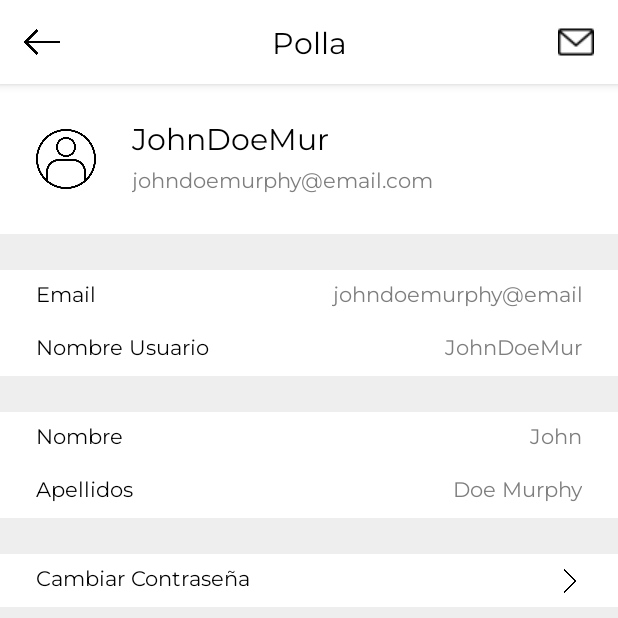
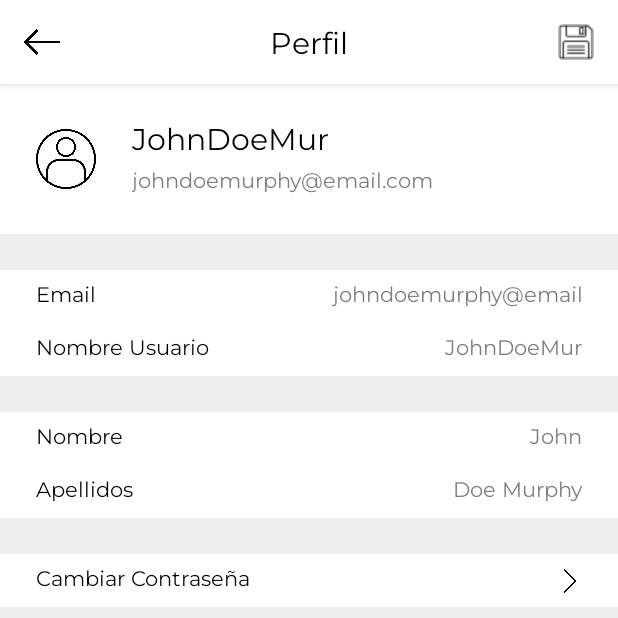
Before and after one commit to Rodaja/Gardenia-Android, an Android app: the Profile screen opened directly, with no data from a screen before it, on a phone screen of 412 x 824 dp, the top half of it. Run offline under Robolectric (Android 15) with nearby library versions, the phone set to English and light mode, and no system bars.

Commit message:
Menu actualizado

```diff
--- a/app/src/main/java/com/rodaja/gardenia/view/Profile.java
+++ b/app/src/main/java/com/rodaja/gardenia/view/Profile.java
@@ -6,15 +6,23 @@ import androidx.constraintlayout.widget.ConstraintLayout;
 
 import android.content.Context;
 import android.content.DialogInterface;
+import android.graphics.drawable.Icon;
 import android.os.Bundle;
 import android.util.Log;
 import android.view.View;
+import android.widget.ImageView;
 import android.widget.TextView;
 
 import com.google.android.material.dialog.MaterialAlertDialogBuilder;
 import com.rodaja.gardenia.R;
+import com.rodaja.gardenia.view.multimedia.Image;
 
 public class Profile extends AppCompatActivity {
+
+    //Atributos Menu
+    private TextView tvTitulo;
+    private ImageView ivMenuIconLeft;
+    private ImageView ivMenuIconRight;
 
     private ConstraintLayout constLCerrarSesionEditable;
     private Context context;
@@ -67,7 +75,11 @@ public class Profile extends AppCompatActivity {
         getSupportActionBar().setDisplayOptions(ActionBar.DISPLAY_SHOW_CUSTOM);
         getSupportActionBar().setCustomView(R.layout.menu);
 
-        TextView t = findViewById(R.id.mytext);
-        t.setText("Polla");
+        tvTitulo  = findViewById(R.id.tvMenuTitulo);
+        ivMenuIconLeft = findViewById(R.id.ivMenuIconLeft);
+        ivMenuIconRight = findViewById(R.id.ivMenuIconRight);
+
+        tvTitulo.setText(R.string.perfil);
+        ivMenuIconRight.setImageResource(R.drawable.icon_save);
     }
 }
--- a/app/src/main/res/layout/activity_home_array_adapter.xml
+++ b/app/src/main/res/layout/activity_home_array_adapter.xml
@@ -6,7 +6,7 @@
     android:layout_height="match_parent">
 
     <ImageView
-        android:id="@+id/imageView"
+        android:id="@+id/ivMenuIconLeft"
         android:layout_width="0dp"
         android:layout_height="0dp"
         app:layout_constraintBottom_toTopOf="@+id/guideline"
--- a/app/src/main/res/layout/activity_reset_password.xml
+++ b/app/src/main/res/layout/activity_reset_password.xml
@@ -191,7 +191,7 @@
     </com.google.android.material.textfield.TextInputLayout>
 
     <ImageView
-        android:id="@+id/imageView2"
+        android:id="@+id/ivMenuIconRight"
         android:layout_width="24dp"
         android:layout_height="24dp"
         android:layout_marginStart="24dp"
--- a/app/src/main/res/layout/activity_signup.xml
+++ b/app/src/main/res/layout/activity_signup.xml
@@ -190,7 +190,7 @@
     </com.google.android.material.textfield.TextInputLayout>
 
     <ImageView
-        android:id="@+id/imageView2"
+        android:id="@+id/ivMenuIconRight"
         android:layout_width="24dp"
         android:layout_height="24dp"
         android:layout_marginStart="24dp"
--- a/app/src/main/res/layout/menu.xml
+++ b/app/src/main/res/layout/menu.xml
@@ -6,7 +6,7 @@
     android:background="@color/colorPrimary">
 
     <ImageView
-        android:id="@+id/imageView"
+        android:id="@+id/ivMenuIconLeft"
         android:layout_width="24dp"
         android:layout_height="24dp"
         android:layout_marginTop="16dp"
@@ -15,7 +15,7 @@
         app:srcCompat="@drawable/back" />
 
     <ImageView
-        android:id="@+id/imageView2"
+        android:id="@+id/ivMenuIconRight"
         android:layout_width="24dp"
         android:layout_height="24dp"
         android:layout_marginTop="16dp"
@@ -24,7 +24,7 @@
         app:srcCompat="@drawable/icon_email" />
 
     <TextView
-        android:id="@+id/mytext"
+        android:id="@+id/tvMenuTitulo"
         android:layout_width="wrap_content"
         android:layout_height="wrap_content"
         android:layout_marginTop="16dp"
```
Also changed, not shown: app/src/main/res/drawable-v24/icon_save.png (added).
